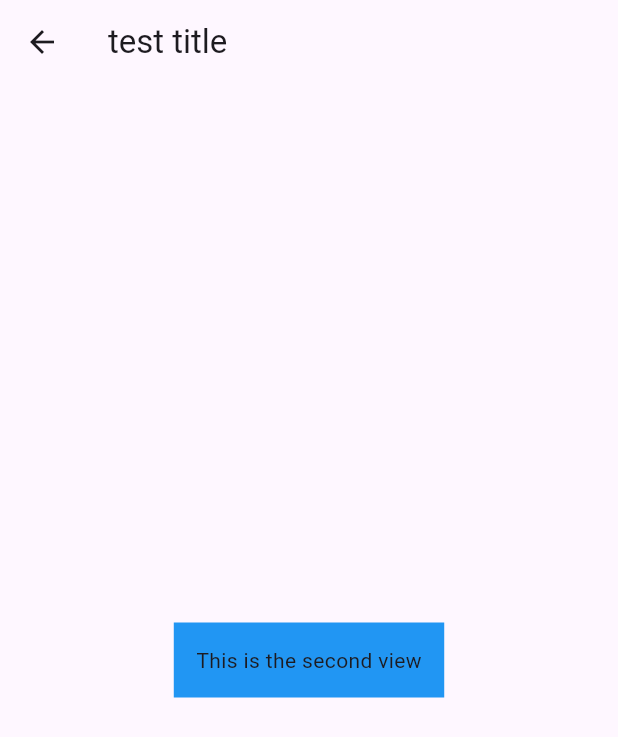
After one commit to kim-dohyun-gong/dohyun0, a Flutter app: the screen it shows after launch, after a tap on "Get Started", on a phone screen of 412 x 824 dp. The commit adds this screen. Shown: the top 737 px of the screen. Run offline on Flutter 3.47's test engine with Material 3 defaults, Android fonts, the phone set to English and light mode, and no system bars.

Commit message:
no message

```diff
--- a/lib/main.dart
+++ b/lib/main.dart
@@ -1,5 +1,5 @@
 import 'package:flutter/material.dart';
-import 'flexible.dart';
+import 'navigator.dart';
 
 void main() {
   runApp(const MyApp());
--- /dev/null
+++ b/lib/navigator.dart
@@ -0,0 +1,35 @@
+import 'package:flutter/material.dart';
+import 'second_view.dart';
+
+class MyHomePage extends StatefulWidget {
+  const MyHomePage({super.key});
+
+  @override
+  State<MyHomePage> createState() => _MyHomePageState();
+}
+
+class _MyHomePageState extends State<MyHomePage> {
+  @override
+  Widget build(BuildContext context) {
+    return Scaffold(
+      appBar: AppBar(
+        title: Text("네비게이터 화면"),
+      ),
+        body: Center(
+          child: GestureDetector(
+            onTap: () => Navigator.push(context, MaterialPageRoute(
+                builder: (_) => SecondView())
+            ),
+            child: Container(
+              padding: EdgeInsets.all(15),
+              color: Colors.blue,
+              child: Text("Get Started"),
+            ),
+          ),
+        )
+
+
+        //출처: https://juntcom.tistory.com/274 [쏘니의 개발블로그:티스토리]
+    );
+  }
+}
--- /dev/null
+++ b/lib/second_view.dart
@@ -0,0 +1,30 @@
+import 'package:flutter/material.dart';
+
+class SecondView extends StatefulWidget {
+  const SecondView({super.key});
+
+  @override
+  State<SecondView> createState() => _SecondViewState();
+}
+
+class _SecondViewState extends State<SecondView> {
+  @override
+  Widget build(BuildContext context) {
+    return Scaffold(
+        appBar: AppBar(
+          leading: IconButton(
+            icon: Icon(Icons.arrow_back),
+            onPressed: () => Navigator.of(context).pop(),
+          ),
+          title: const Text("test title"),
+        ),
+        body: Center(
+          child: Container(
+            padding: EdgeInsets.all(15),
+            color: Colors.blue,
+            child: Text("This is the second view"),
+          ),
+        )
+    );
+  }
+}
```
Also changed, not shown: lib/button.dart (added, +47 -0 lines).
